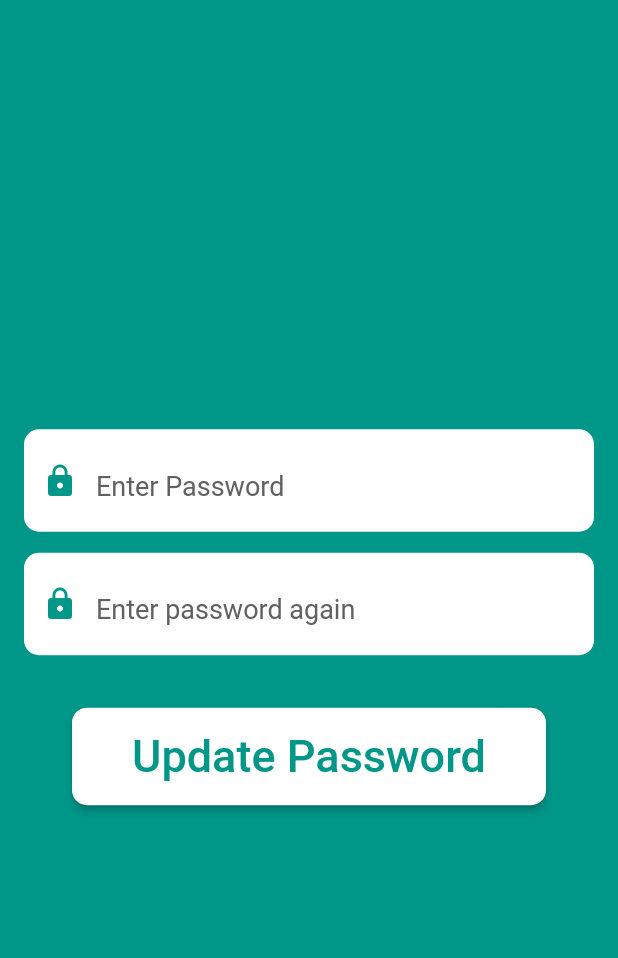
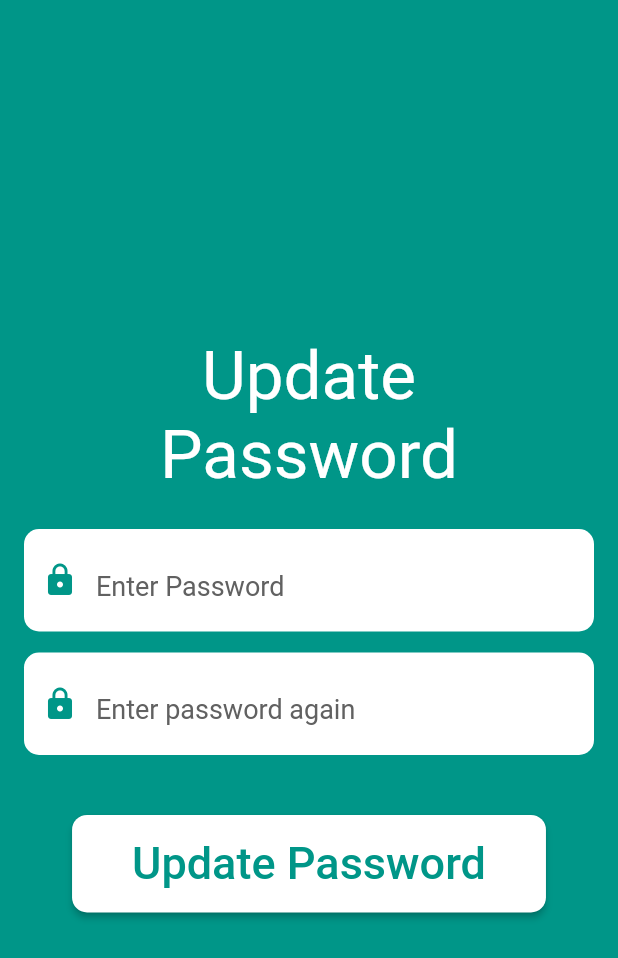
Before and after one commit to Incredeble/flutter-chat-app, a Flutter app: the PasswordScreen screen opened by its route, on a phone screen of 412 x 824 dp. Shown: the top 958 px of the screen. Run offline on Flutter 3.47's test engine with Material 2 defaults, Android fonts, the phone set to English and light mode, and no system bars; our stand-ins replace cloud_firestore, firebase_auth, modal_progress_hud; missing offline and left inert: email_auth; accounts and stored records are empty.

Commit message:
first commit

```diff
--- a/lib/pswdReset.dart
+++ b/lib/pswdReset.dart
@@ -18,8 +18,7 @@ class _PasswordScreenState extends State<PasswordScreen> {
 
   Future changePassword() async {
     print("mail : ${widget.email}");
-    final _auth = Firestore.instance;
-    _auth
+    Firestore.instance
         .collection('users')
         .document('${widget.email}')
         .updateData({"password": password})
@@ -67,6 +66,20 @@ class _PasswordScreenState extends State<PasswordScreen> {
           child: Column(
             mainAxisAlignment: MainAxisAlignment.center,
             children: <Widget>[
+              Padding(
+                padding: const EdgeInsets.only(top: 16.0),
+                child: Text(
+                  "Update",
+                  style: TextStyle(color: Colors.white, fontSize: 45.0),
+                ),
+              ),
+              Padding(
+                padding: const EdgeInsets.only(bottom: 16.0),
+                child: Text(
+                  "Password",
+                  style: TextStyle(color: Colors.white, fontSize: 45.0),
+                ),
+              ),
               Padding(
                 padding:
                     const EdgeInsets.symmetric(horizontal: 16.0, vertical: 7.0),
@@ -150,7 +163,7 @@ class _PasswordScreenState extends State<PasswordScreen> {
                 ),
               ),
               SizedBox(
-                height: 20.0,
+                height: 25.0,
                 child: Container(
                   child: Text(
                     message,
@@ -188,7 +201,17 @@ class _PasswordScreenState extends State<PasswordScreen> {
                     ),
                   ),
                   onPressed: () async {
-                    if (password == confirmPassword) {
+                    if (password.length < 6 || confirmPassword.length < 6) {
+                      setState(() {
+                        message = "Password must be longer than 6 characters";
+                        mess = false;
+                      });
+                      Timer(Duration(seconds: 4), () {
+                        setState(() {
+                          message = "";
+                        });
+                      });
+                    } else if (password == confirmPassword) {
                       await changePassword();
                     } else {
                       setState(() {
```
Also changed, not shown: lib/forgot_password.dart (+20 -9 lines), lib/login.dart (+44 -10 lines), lib/register.dart (+9 -34 lines).
